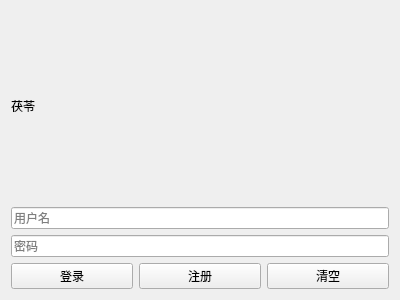
The window that Client_Qt/Client/loginwidget.ui (lazale666/Smart-Medica-Terminal) describes before a commit, drawn with Qt 5.
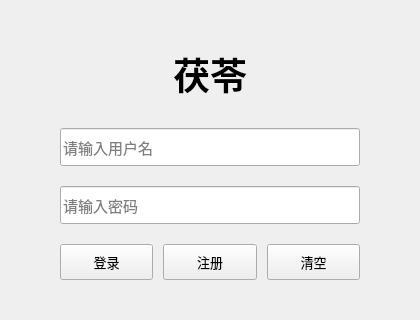
The same window after the commit.

The edit to the form file:
```diff
--- a/Client_Qt/Client/loginwidget.ui
+++ b/Client_Qt/Client/loginwidget.ui
@@ -6,42 +6,107 @@
    <rect>
     <x>0</x>
     <y>0</y>
-    <width>400</width>
-    <height>300</height>
+    <width>420</width>
+    <height>320</height>
    </rect>
   </property>
   <property name="windowTitle">
    <string>茯苓 - 医疗智能体</string>
   </property>
-  <layout class="QVBoxLayout">
+  <property name="styleSheet">
+   <string notr="true"/>
+  </property>
+  <layout class="QVBoxLayout" name="verticalLayout">
+   <property name="spacing">
+    <number>20</number>
+   </property>
+   <property name="leftMargin">
+    <number>60</number>
+   </property>
+   <property name="topMargin">
+    <number>40</number>
+   </property>
+   <property name="rightMargin">
+    <number>60</number>
+   </property>
+   <property name="bottomMargin">
+    <number>40</number>
+   </property>
    <item>
     <widget class="QLabel" name="titleLabel">
+     <property name="font">
+      <font>
+       <family>Microsoft YaHei</family>
+       <pointsize>28</pointsize>
+       <weight>75</weight>
+       <bold>true</bold>
+      </font>
+     </property>
      <property name="text">
       <string>茯苓</string>
      </property>
+     <property name="alignment">
+      <set>Qt::AlignCenter</set>
+     </property>
     </widget>
    </item>
    <item>
     <widget class="QLineEdit" name="usernameEdit">
+     <property name="minimumSize">
+      <size>
+       <width>0</width>
+       <height>38</height>
+      </size>
+     </property>
+     <property name="font">
+      <font>
+       <pointsize>11</pointsize>
+      </font>
+     </property>
      <property name="placeholderText">
-      <string>用户名</string>
+      <string>请输入用户名</string>
      </property>
     </widget>
    </item>
    <item>
     <widget class="QLineEdit" name="passwordEdit">
+     <property name="minimumSize">
+      <size>
+       <width>0</width>
+       <height>38</height>
+      </size>
+     </property>
+     <property name="font">
+      <font>
+       <pointsize>11</pointsize>
+      </font>
+     </property>
      <property name="echoMode">
       <enum>QLineEdit::Password</enum>
      </property>
      <property name="placeholderText">
-      <string>密码</string>
+      <string>请输入密码</string>
      </property>
     </widget>
    </item>
    <item>
-    <layout class="QHBoxLayout">
+    <layout class="QHBoxLayout" name="horizontalLayout">
+     <property name="spacing">
+      <number>10</number>
+     </property>
      <item>
       <widget class="QPushButton" name="loginBtn">
+       <property name="minimumSize">
+        <size>
+         <width>0</width>
+         <height>36</height>
+        </size>
+       </property>
+       <property name="font">
+        <font>
+         <pointsize>10</pointsize>
+        </font>
+       </property>
        <property name="text">
         <string>登录</string>
        </property>
@@ -49,6 +114,17 @@
      </item>
      <item>
       <widget class="QPushButton" name="registerBtn">
+       <property name="minimumSize">
+        <size>
+         <width>0</width>
+         <height>36</height>
+        </size>
+       </property>
+       <property name="font">
+        <font>
+         <pointsize>10</pointsize>
+        </font>
+       </property>
        <property name="text">
         <string>注册</string>
        </property>
@@ -56,6 +132,17 @@
      </item>
      <item>
       <widget class="QPushButton" name="clearBtn">
+       <property name="minimumSize">
+        <size>
+         <width>0</width>
+         <height>36</height>
+        </size>
+       </property>
+       <property name="font">
+        <font>
+         <pointsize>10</pointsize>
+        </font>
+       </property>
        <property name="text">
         <string>清空</string>
        </property>
```
